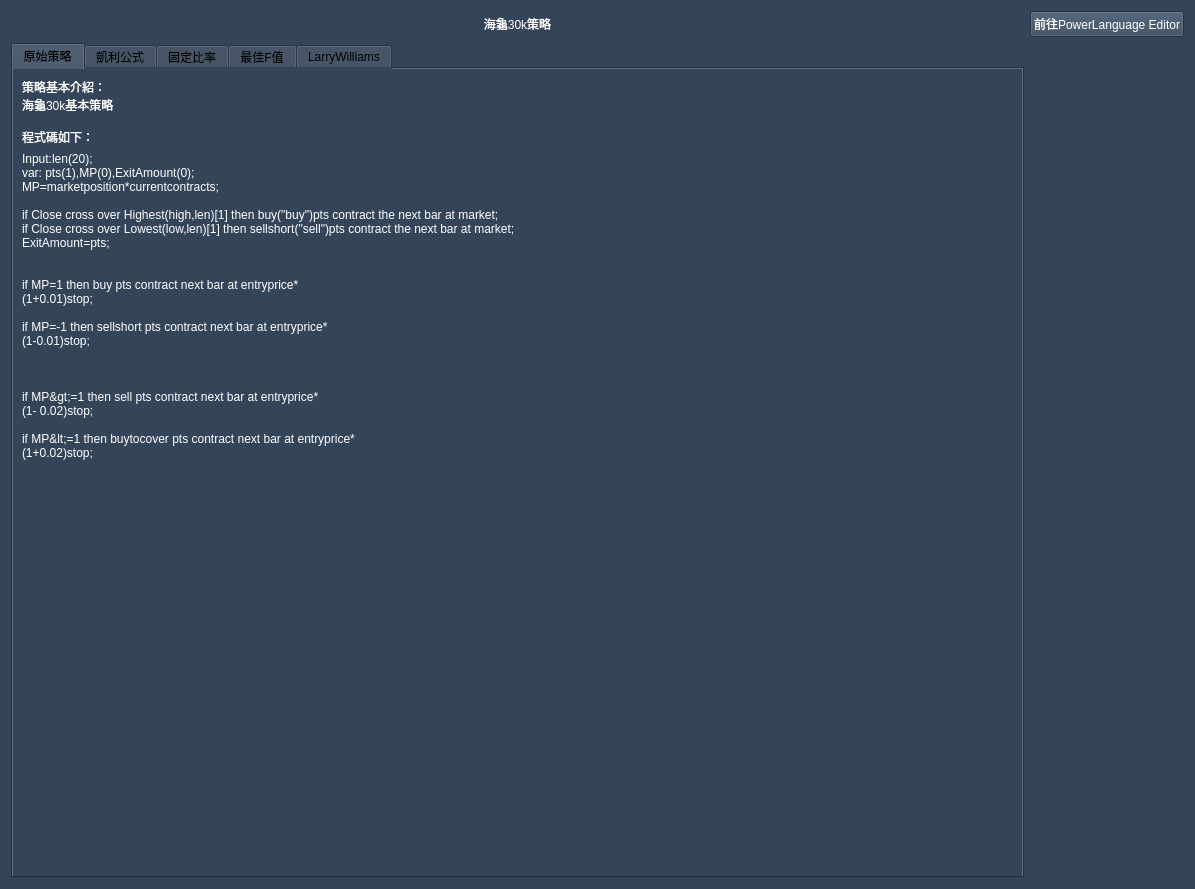
First picture: the form in Turtle30k_Strategies_UI.ui, repository allen93075/Winner, before the edit.
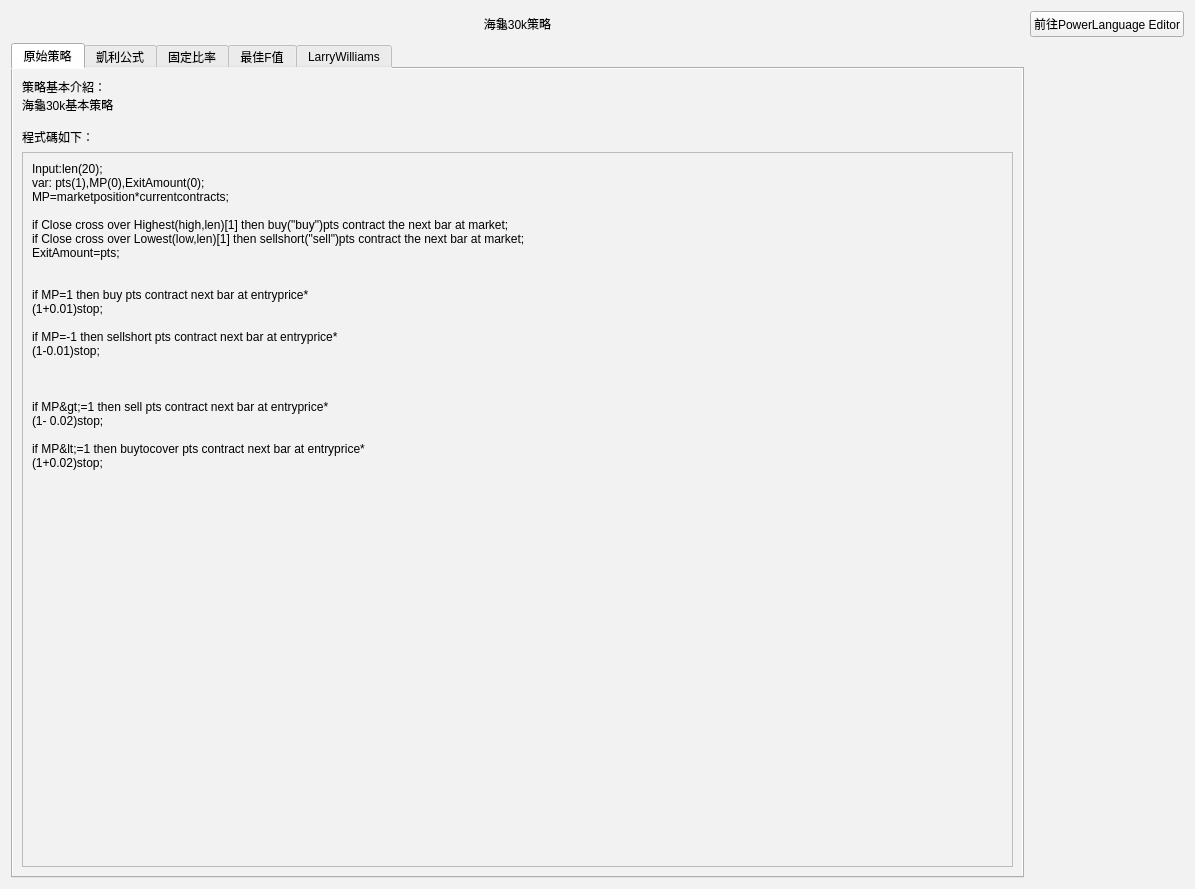
Second picture: the form after the edit. The open tabs and pages were chosen to show the change.

What changed in the file:
```diff
--- a/Turtle30k_Strategies_UI.ui
+++ b/Turtle30k_Strategies_UI.ui
@@ -14,13 +14,13 @@
    <string>Form</string>
   </property>
   <property name="styleSheet">
-   <string notr="true">background-color: rgb(53, 69, 89);</string>
+   <string notr="true">background-color: rgb(242, 242, 242);</string>
   </property>
   <layout class="QGridLayout" name="gridLayout">
    <item row="0" column="1">
     <widget class="QPushButton" name="pushButton">
      <property name="styleSheet">
-      <string notr="true">color: rgb(255, 255, 255);</string>
+      <string notr="true"/>
      </property>
      <property name="text">
       <string>前往PowerLanguage Editor</string>
@@ -30,7 +30,7 @@
    <item row="0" column="0">
     <widget class="QLabel" name="label_2">
      <property name="styleSheet">
-      <string notr="true">color: rgb(255, 255, 255);</string>
+      <string notr="true"/>
      </property>
      <property name="text">
       <string>海龜30k策略</string>
@@ -59,24 +59,41 @@
        <string>原始策略</string>
       </attribute>
       <layout class="QGridLayout" name="gridLayout_2">
-       <item row="2" column="0">
-        <spacer name="verticalSpacer">
-         <property name="orientation">
-          <enum>Qt::Vertical</enum>
+       <item row="0" column="0">
+        <widget class="QLabel" name="label">
+         <property name="styleSheet">
+          <string notr="true"/>
          </property>
-         <property name="sizeHint" stdset="0">
-          <size>
-           <width>20</width>
-           <height>40</height>
-          </size>
+         <property name="text">
+          <string>策略基本介紹：
+海龜30k基本策略
+
+程式碼如下：</string>
          </property>
-        </spacer>
+         <property name="alignment">
+          <set>Qt::AlignLeading|Qt::AlignLeft|Qt::AlignTop</set>
+         </property>
+        </widget>
        </item>
-       <item row="1" column="0">
+       <item row="2" column="0">
+        <widget class="QScrollArea" name="scrollArea">
+         <property name="widgetResizable">
+          <bool>true</bool>
+         </property>
+         <widget class="QWidget" name="scrollAreaWidgetContents">
+          <property name="geometry">
+           <rect>
+            <x>0</x>
+            <y>0</y>
+            <width>948</width>
+            <height>696</height>
+           </rect>
+          </property>
+          <layout class="QGridLayout" name="gridLayout_5">
+           <item row="0" column="0">
         <widget class="QLabel" name="label_9">
          <property name="styleSheet">
-          <string notr="true">background-color: rgb(53, 69, 89);
-color: rgb(255, 255, 255);</string>
+              <string notr="true"/>
          </property>
          <property name="text">
           <string>Input:len(20);
@@ -111,20 +128,8 @@
          </property>
         </widget>
        </item>
-       <item row="0" column="0">
-        <widget class="QLabel" name="label">
-         <property name="styleSheet">
-          <string notr="true">color: rgb(255, 255, 255);</string>
-         </property>
-         <property name="text">
-          <string>策略基本介紹：
-海龜30k基本策略
-
-程式碼如下：</string>
-         </property>
-         <property name="alignment">
-          <set>Qt::AlignLeading|Qt::AlignLeft|Qt::AlignTop</set>
-         </property>
+          </layout>
+         </widget>
         </widget>
        </item>
       </layout>
```
Left out of the diff: 128 changed lines with no effect on the pictures. Lines whose indentation alone changed are shown as unchanged.
